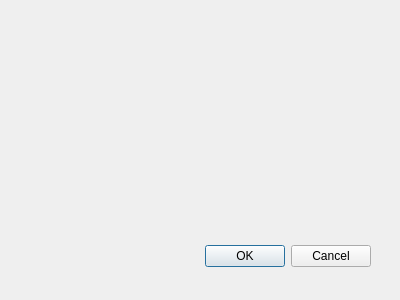
This is map_md_dialog_base.ui in victor-pogor/map.md-geocoding as Qt 5 draws it before an edit. The edited form follows.
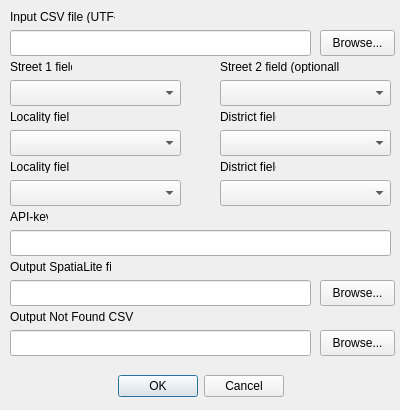
This is the edited form.

The edit to the form file:
```diff
--- a/map_md_dialog_base.ui
+++ b/map_md_dialog_base.ui
@@ -1,23 +1,23 @@
 <ui version="4.0" >
  <class>MapMdDialogBase</class>
- <widget class="QDialog" name="MapMdDialogBase" >
-  <property name="geometry" >
+ <widget class="QDialog" name="MapMdDialogBase">
+  <property name="geometry">
    <rect>
     <x>0</x>
     <y>0</y>
     <width>400</width>
-    <height>300</height>
+    <height>410</height>
    </rect>
   </property>
   <property name="windowTitle" >
    <string>MapMD</string>
   </property>
-  <widget class="QDialogButtonBox" name="button_box" >
-   <property name="geometry" >
+  <widget class="QDialogButtonBox" name="button_box">
+   <property name="geometry">
     <rect>
-     <x>30</x>
-     <y>240</y>
-     <width>341</width>
+     <x>0</x>
+     <y>370</y>
+     <width>401</width>
      <height>32</height>
     </rect>
    </property>
@@ -27,6 +27,278 @@
    <property name="standardButtons" >
     <set>QDialogButtonBox::Cancel|QDialogButtonBox::Ok</set>
    </property>
+   <property name="centerButtons">
+    <bool>true</bool>
+   </property>
+  </widget>
+  <widget class="QPushButton" name="pushButton">
+   <property name="geometry">
+    <rect>
+     <x>320</x>
+     <y>30</y>
+     <width>75</width>
+     <height>26</height>
+    </rect>
+   </property>
+   <property name="text">
+    <string>Browse...</string>
+   </property>
+  </widget>
+  <widget class="QLabel" name="label">
+   <property name="geometry">
+    <rect>
+     <x>10</x>
+     <y>10</y>
+     <width>105</width>
+     <height>13</height>
+    </rect>
+   </property>
+   <property name="text">
+    <string>Input CSV file (UTF-8)</string>
+   </property>
+  </widget>
+  <widget class="QLineEdit" name="lineEdit">
+   <property name="geometry">
+    <rect>
+     <x>10</x>
+     <y>30</y>
+     <width>301</width>
+     <height>26</height>
+    </rect>
+   </property>
+  </widget>
+  <widget class="QLabel" name="label_2">
+   <property name="geometry">
+    <rect>
+     <x>10</x>
+     <y>60</y>
+     <width>62</width>
+     <height>13</height>
+    </rect>
+   </property>
+   <property name="text">
+    <string>Street 1 field</string>
+   </property>
+  </widget>
+  <widget class="QComboBox" name="comboBox">
+   <property name="geometry">
+    <rect>
+     <x>10</x>
+     <y>80</y>
+     <width>171</width>
+     <height>26</height>
+    </rect>
+   </property>
+  </widget>
+  <widget class="QLabel" name="label_3">
+   <property name="geometry">
+    <rect>
+     <x>220</x>
+     <y>60</y>
+     <width>119</width>
+     <height>13</height>
+    </rect>
+   </property>
+   <property name="text">
+    <string>Street 2 field (optionally)</string>
+   </property>
+  </widget>
+  <widget class="QComboBox" name="comboBox_2">
+   <property name="geometry">
+    <rect>
+     <x>220</x>
+     <y>80</y>
+     <width>171</width>
+     <height>26</height>
+    </rect>
+   </property>
+  </widget>
+  <widget class="QLabel" name="label_4">
+   <property name="geometry">
+    <rect>
+     <x>10</x>
+     <y>110</y>
+     <width>59</width>
+     <height>13</height>
+    </rect>
+   </property>
+   <property name="text">
+    <string>Locality field</string>
+   </property>
+  </widget>
+  <widget class="QComboBox" name="comboBox_3">
+   <property name="geometry">
+    <rect>
+     <x>10</x>
+     <y>130</y>
+     <width>171</width>
+     <height>26</height>
+    </rect>
+   </property>
+  </widget>
+  <widget class="QComboBox" name="comboBox_4">
+   <property name="geometry">
+    <rect>
+     <x>220</x>
+     <y>130</y>
+     <width>171</width>
+     <height>26</height>
+    </rect>
+   </property>
+  </widget>
+  <widget class="QLabel" name="label_5">
+   <property name="geometry">
+    <rect>
+     <x>220</x>
+     <y>110</y>
+     <width>56</width>
+     <height>13</height>
+    </rect>
+   </property>
+   <property name="text">
+    <string>District field</string>
+   </property>
+  </widget>
+  <widget class="QLabel" name="label_6">
+   <property name="geometry">
+    <rect>
+     <x>220</x>
+     <y>160</y>
+     <width>56</width>
+     <height>13</height>
+    </rect>
+   </property>
+   <property name="text">
+    <string>District field</string>
+   </property>
+  </widget>
+  <widget class="QComboBox" name="comboBox_5">
+   <property name="geometry">
+    <rect>
+     <x>220</x>
+     <y>180</y>
+     <width>171</width>
+     <height>26</height>
+    </rect>
+   </property>
+  </widget>
+  <widget class="QLabel" name="label_7">
+   <property name="geometry">
+    <rect>
+     <x>10</x>
+     <y>160</y>
+     <width>59</width>
+     <height>13</height>
+    </rect>
+   </property>
+   <property name="text">
+    <string>Locality field</string>
+   </property>
+  </widget>
+  <widget class="QComboBox" name="comboBox_6">
+   <property name="geometry">
+    <rect>
+     <x>10</x>
+     <y>180</y>
+     <width>171</width>
+     <height>26</height>
+    </rect>
+   </property>
+  </widget>
+  <widget class="QLabel" name="label_8">
+   <property name="geometry">
+    <rect>
+     <x>10</x>
+     <y>210</y>
+     <width>38</width>
+     <height>13</height>
+    </rect>
+   </property>
+   <property name="text">
+    <string>API-key</string>
+   </property>
+  </widget>
+  <widget class="QLineEdit" name="lineEdit_2">
+   <property name="geometry">
+    <rect>
+     <x>10</x>
+     <y>230</y>
+     <width>381</width>
+     <height>26</height>
+    </rect>
+   </property>
+  </widget>
+  <widget class="QPushButton" name="pushButton_2">
+   <property name="geometry">
+    <rect>
+     <x>320</x>
+     <y>280</y>
+     <width>75</width>
+     <height>26</height>
+    </rect>
+   </property>
+   <property name="text">
+    <string>Browse...</string>
+   </property>
+  </widget>
+  <widget class="QLabel" name="label_9">
+   <property name="geometry">
+    <rect>
+     <x>10</x>
+     <y>260</y>
+     <width>101</width>
+     <height>13</height>
+    </rect>
+   </property>
+   <property name="text">
+    <string>Output SpatiaLite file</string>
+   </property>
+  </widget>
+  <widget class="QLineEdit" name="lineEdit_3">
+   <property name="geometry">
+    <rect>
+     <x>10</x>
+     <y>280</y>
+     <width>301</width>
+     <height>26</height>
+    </rect>
+   </property>
+  </widget>
+  <widget class="QPushButton" name="pushButton_3">
+   <property name="geometry">
+    <rect>
+     <x>320</x>
+     <y>330</y>
+     <width>75</width>
+     <height>26</height>
+    </rect>
+   </property>
+   <property name="text">
+    <string>Browse...</string>
+   </property>
+  </widget>
+  <widget class="QLabel" name="label_10">
+   <property name="geometry">
+    <rect>
+     <x>10</x>
+     <y>310</y>
+     <width>126</width>
+     <height>13</height>
+    </rect>
+   </property>
+   <property name="text">
+    <string>Output Not Found CSV file</string>
+   </property>
+  </widget>
+  <widget class="QLineEdit" name="lineEdit_4">
+   <property name="geometry">
+    <rect>
+     <x>10</x>
+     <y>330</y>
+     <width>301</width>
+     <height>26</height>
+    </rect>
+   </property>
   </widget>
  </widget>
  <resources/>
```
Left out of the diff: 33 changed lines with no effect on the pictures.
